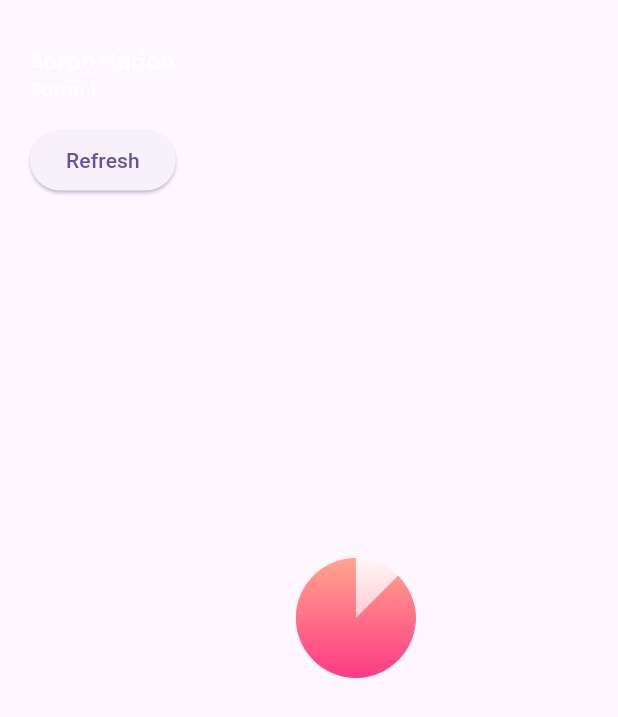
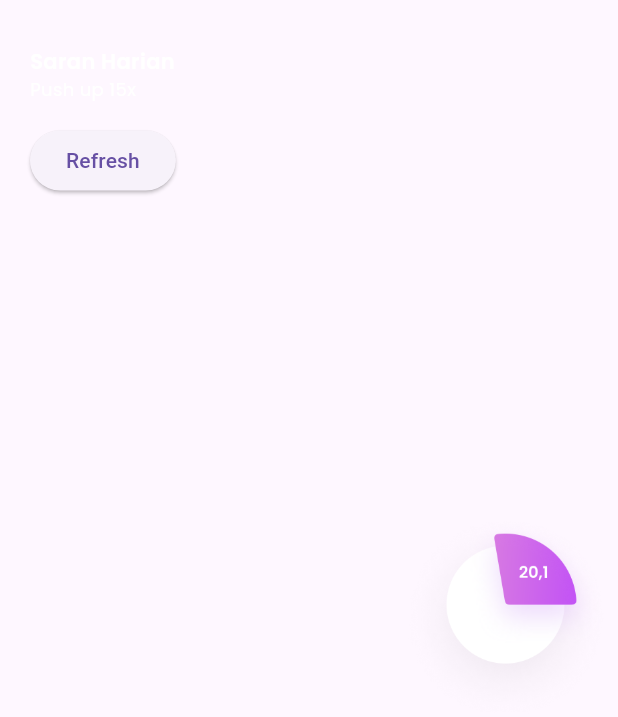
Before and after one commit to MuhFrds/fitness-app-flutter, a Flutter app: the SaranHarian widget shown alone on an empty page, opened directly, on a phone screen of 412 x 824 dp. Shown: the top 717 px of the screen. Run offline on Flutter 3.47's test engine with Material 3 defaults, Android fonts, the phone set to English and light mode, and no system bars; our stand-ins replace carousel_slider, google_fonts; network calls fail.

Commit message:
fix widget saran

```diff
--- a/lib/home/saran_harian.dart
+++ b/lib/home/saran_harian.dart
@@ -11,12 +11,9 @@ class SaranHarian extends StatefulWidget {
 
 class _SaranHarianState extends State<SaranHarian> {
   List<String> saranList = [
-    'Saran 1',
-    'Saran 2',
-    'Saran 3',
-    'Saran 4',
-    'Saran 5',
-    'Saran 6',
+    'Push up 15x',
+    'Sit up 15x',
+    'Back up 15x',
   ];
 
   String randomSaran = '';
@@ -30,6 +27,7 @@ class _SaranHarianState extends State<SaranHarian> {
   @override
   Widget build(BuildContext context) {
     return Row(
+      mainAxisAlignment: MainAxisAlignment.spaceBetween,
       children: [
         Padding(
           padding: const EdgeInsets.only(top: 26, left: 20, right: 20),
@@ -65,12 +63,8 @@ class _SaranHarianState extends State<SaranHarian> {
             ],
           ),
         ),
-        const Padding(padding: EdgeInsets.only(left: 60)),
-        Image.asset(
-          'asset/img/piechart.png',
-          width: 80, // Adjust the width as needed
-          height: 80, // Adjust the height as needed
-        ),
+        const Padding(padding: EdgeInsets.only(left: 15)),
+        Image.asset('asset/img/bannerpie.png', width: 150, height: 150),
       ],
     );
   }
--- a/lib/main.dart
+++ b/lib/main.dart
@@ -16,8 +16,8 @@ class MainApp extends StatelessWidget {
     return const MaterialApp(
       // home: StartScreen(),
       // home: FormName(),
-      home: MainHomeScreen(),
-      // home: TestAja(),
+      // home: MainHomeScreen(),
+      home: TestAja(),
     );
   }
 }
```
Also changed, not shown: lib/home/home.dart (+6 -4 lines), lib/home/test.dart (+21 -136 lines), lib/home/today_target.dart (+5 -42 lines), asset/img/bannerpie.png (added).
